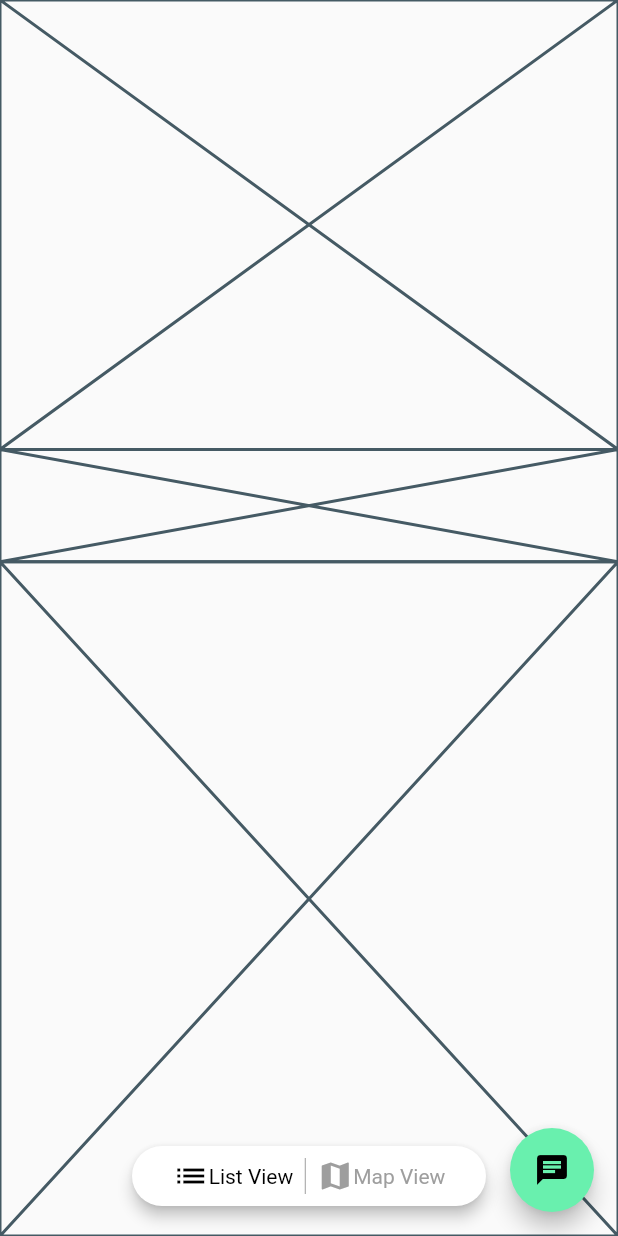
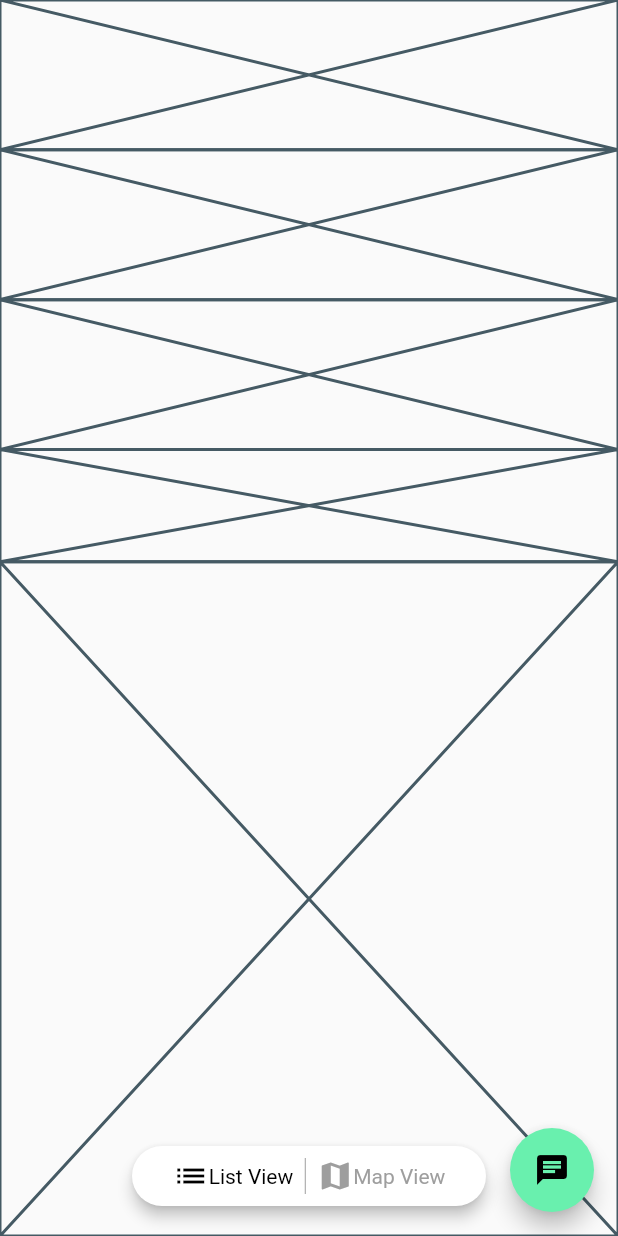
Before and after one commit to JAICHANGPARK/flutter_notebook_11th_story, a Flutter app: the screen it shows after launch, on a phone screen of 412 x 824 dp. Run offline on Flutter 3.47's test engine with Material 2 defaults, Android fonts, the phone set to English and light mode, and no system bars; our stand-ins replace backdrop, badges, flutter_inner_drawer, flutter_slidable, flutter_swiper, google_fonts.

Commit message:
Update irys_home_page.dart

```diff
--- a/lib/ep727_irys_mobile_app/ui/irys_home_page.dart
+++ b/lib/ep727_irys_mobile_app/ui/irys_home_page.dart
@@ -8,6 +8,13 @@ class IrysHomePage extends StatefulWidget {
 
 class _IrysHomePageState extends State<IrysHomePage> {
   int _viewTabIdx = 0;
+  TabController? _tabController;
+
+  @override
+  void initState() {
+    // TODO: implement initState
+    super.initState();
+  }
 
   @override
   Widget build(BuildContext context) {
@@ -89,7 +96,13 @@ class _IrysHomePageState extends State<IrysHomePage> {
               children: [
                 Expanded(
                     flex: 4,
-                    child: Placeholder()),
+                    child: Column(
+                      children: [
+                        Expanded(child: Placeholder()),
+                        Expanded(child: Placeholder()),
+                        Expanded(child: Placeholder()),
+                      ],
+                    )),
                 Expanded(
                     flex: 1,
                     child: Placeholder()),
```
